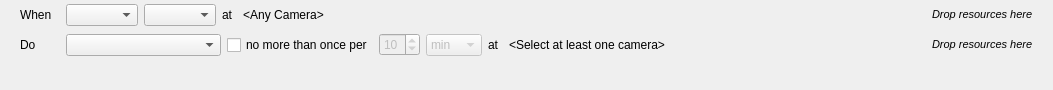
This is client/src/ui/widgets/business/business_rule_widget.ui in networkoptix/nx_open as Qt 5 draws it before an edit. The edited form follows.
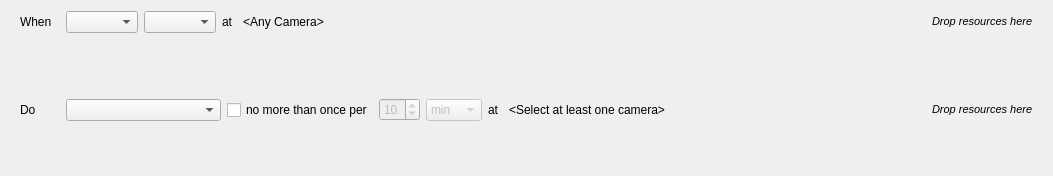
This is the edited form.

Commit message:
Business rules: camera output setup widget
<==== Mercurial data ====>
Branch: master

The edit to the form file:
```diff
--- a/client/src/ui/widgets/business/business_rule_widget.ui
+++ b/client/src/ui/widgets/business/business_rule_widget.ui
@@ -7,7 +7,7 @@
     <x>0</x>
     <y>0</y>
     <width>1053</width>
-    <height>90</height>
+    <height>176</height>
    </rect>
   </property>
   <property name="acceptDrops">
@@ -119,6 +119,12 @@
    </item>
    <item>
     <widget class="QFrame" name="eventParamsFrame">
+     <property name="minimumSize">
+      <size>
+       <width>0</width>
+       <height>30</height>
+      </size>
+     </property>
      <property name="frameShape">
       <enum>QFrame::NoFrame</enum>
      </property>
```
The commit also changes 8 other files.
